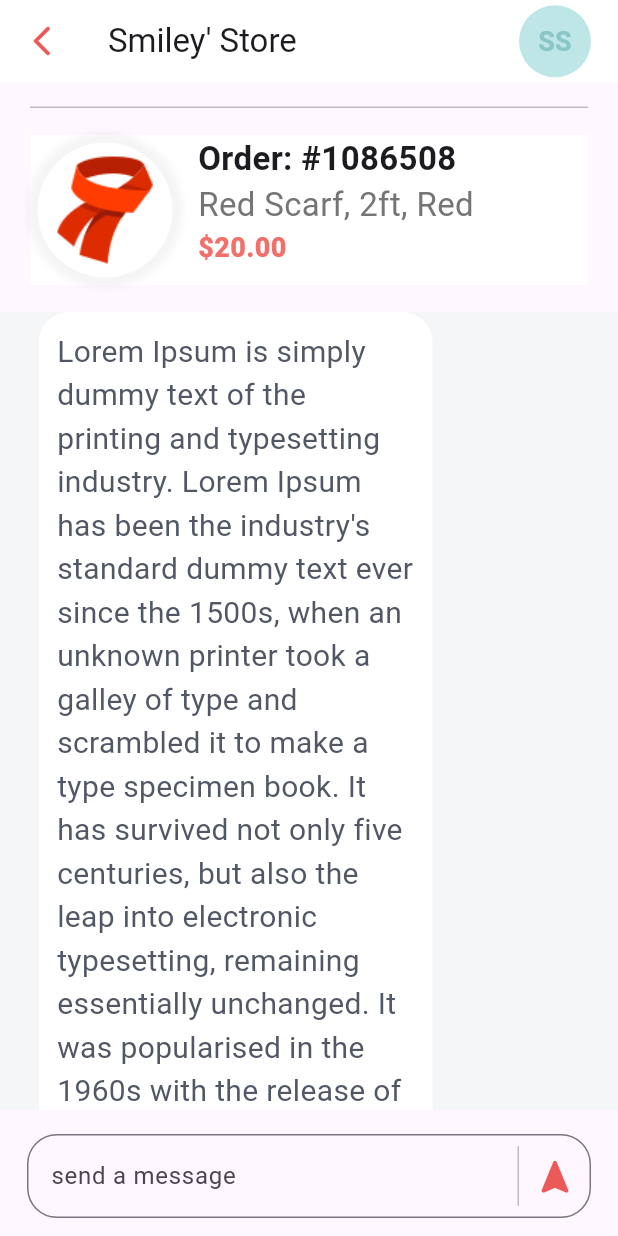
After one commit to youssefhedefa/e_commerce, a Flutter app: the ChatView screen opened by its route, on a phone screen of 412 x 824 dp. The commit adds this screen. Run offline on Flutter 3.47's test engine with Material 2 defaults, Android fonts, the phone set to English and light mode, and no system bars; our stand-ins replace bloc, dartz, firebase_auth, firebase_core, flutter_bloc, modal_progress_hud_nsn and 1 more; accounts and stored records are empty.

Commit message:
complete chat ui

```diff
--- a/lib/core/utils/const.dart
+++ b/lib/core/utils/const.dart
@@ -6,4 +6,5 @@ class Constants
   static const signInView = 'sign in';
   static const baseColor = Colors.deepPurple;
   static const baseUrl = 'https://student.valuxapps.com/api/';
+  static const message = 'Lorem Ipsum is simply dummy text of the printing and typesetting industry. Lorem Ipsum has been the industry\'s standard dummy text ever since the 1500s, when an unknown printer took a galley of type and scrambled it to make a type specimen book. It has survived not only five centuries, but also the leap into electronic typesetting, remaining essentially unchanged. It was popularised in the 1960s with the release of Elettra sheets containing Lorem Ipsum passages, and more recently with desktop publishing software like Aldus PageMaker including versions of Lorem Ipsum.';
 }
--- a/lib/core/utils/my_routes.dart
+++ b/lib/core/utils/my_routes.dart
@@ -1,5 +1,6 @@
 import 'package:e_commerce/features/home/presentation/views/home_view.dart';
 import 'package:e_commerce/features/messages/presentation/views/message_view.dart';
+import 'package:e_commerce/features/messages/presentation/views/chat_view.dart';
 import 'package:e_commerce/features/onBoarding/presentation/views/on_boarding_view.dart';
 import 'package:e_commerce/features/registration/presentation/views/log_in_view.dart';
 import 'package:e_commerce/features/registration/presentation/views/sign_in_view.dart';
@@ -15,6 +16,7 @@ class MyRoutes {
   static const homeView = '/home';
   static const searchView = '/search';
   static const messageView = '/message';
+  static const chatView = '/chat';
 
 
   static Route<dynamic> generateRoute(RouteSettings settings) {
@@ -58,6 +60,11 @@ class MyRoutes {
           child: const MessageView(),
           axisDirection: AxisDirection.down,
         );
+      case chatView:
+        return CustomPageRoute(
+          child: const ChatView(),
+          axisDirection: AxisDirection.left,
+        );
     }
 
     return MaterialPageRoute(
--- /dev/null
+++ b/lib/features/messages/presentation/views/chat_view.dart
@@ -0,0 +1,35 @@
+import 'package:e_commerce/core/utils/mobile_dimensions.dart';
+import 'package:e_commerce/features/cart/presentation/views/widgets/custom_divider.dart';
+import 'package:flutter/material.dart';
+import 'widgets/chat_body.dart';
+import 'widgets/custom_message_app_bar.dart';
+import 'widgets/order_item.dart';
+
+class ChatView extends StatelessWidget {
+  const ChatView({Key? key}) : super(key: key);
+
+  @override
+  Widget build(BuildContext context) {
+    return Scaffold(
+      appBar: const CustomMessageAppBar(),
+      body: Column(
+        crossAxisAlignment: CrossAxisAlignment.start,
+        children: [
+          const SizedBox(
+            height: 16,
+          ),
+          Padding(
+            padding: const EdgeInsets.symmetric(horizontal: 20.0),
+            child:
+                CustomDivider(width: MobileDimensions.getWidth(context) - 40),
+          ),
+          const Padding(
+            padding: EdgeInsets.symmetric(horizontal: 20.0),
+            child: OrderItem(),
+          ),
+          const ChatBody(),
+        ],
+      ),
+    );
+  }
+}
--- /dev/null
+++ b/lib/features/messages/presentation/views/widgets/chat_body.dart
@@ -0,0 +1,30 @@
+import 'package:flutter/material.dart';
+
+import 'custom_send_field.dart';
+import 'message_list.dart';
+
+class ChatBody extends StatelessWidget {
+  const ChatBody({Key? key}) : super(key: key);
+
+  @override
+  Widget build(BuildContext context) {
+    return Expanded(
+      child: Column(
+        mainAxisSize: MainAxisSize.max,
+        children: [
+          Expanded(
+            child: Stack(
+              children: [
+                Container(
+                  color: const Color.fromRGBO(245, 246, 248, 1),
+                ),
+                const MessageList(),
+              ],
+            ),
+          ),
+          const CustomSendField(),
+        ],
+      ),
+    );
+  }
+}
--- a/lib/features/messages/presentation/views/widgets/custom_chat_item.dart
+++ b/lib/features/messages/presentation/views/widgets/custom_chat_item.dart
@@ -1,3 +1,5 @@
+import 'package:e_commerce/core/utils/const.dart';
+import 'package:e_commerce/core/utils/my_routes.dart';
 import 'package:flutter/material.dart';
 
 class CustomChatItem extends StatelessWidget {
@@ -10,9 +12,13 @@ class CustomChatItem extends StatelessWidget {
 
   @override
   Widget build(BuildContext context) {
-    const message = 'Lorem Ipsum is simply dummy text of the printing and typesetting industry. Lorem Ipsum has been the industry\'s standard dummy text ever since the 1500s, when an unknown printer took a galley of type and scrambled it to make a type specimen book. It has survived not only five centuries, but also the leap into electronic typesetting, remaining essentially unchanged. It was popularised in the 1960s with the release of Elettra sheets containing Lorem Ipsum passages, and more recently with desktop publishing software like Aldus PageMaker including versions of Lorem Ipsum.';
+    const message = Constants.message;
     return Padding(
       padding: const EdgeInsets.symmetric(vertical: 18.0),
+      child: GestureDetector(
+        onTap: (){
+          Navigator.pushNamed(context, MyRoutes.chatView);
+        },
         child: Row(
           children: [
             CircleAvatar(
@@ -74,6 +80,7 @@ class CustomChatItem extends StatelessWidget {
             ),
           ],
         ),
+      ),
     );
   }
 }
--- /dev/null
+++ b/lib/features/messages/presentation/views/widgets/custom_message_app_bar.dart
@@ -0,0 +1,52 @@
+import 'package:flutter/material.dart';
+
+class CustomMessageAppBar extends StatefulWidget implements PreferredSizeWidget {
+
+
+  const CustomMessageAppBar({super.key, });
+  @override
+  State<CustomMessageAppBar> createState() => _CustomMessageAppBarState();
+
+  @override
+  Size get preferredSize => const Size.fromHeight(55);
+}
+
+class _CustomMessageAppBarState extends State<CustomMessageAppBar> {
+
+  Size get preferredSize => const Size.fromHeight(55);
+
+  @override
+  Widget build(BuildContext context) {
+    return AppBar(
+      title: const Text('Smiley\' Store'),
+      leading:  GestureDetector(
+        onTap: () {
+          Navigator.pop(context);
+        },
+        child: const Icon(
+          Icons.arrow_back_ios_new_rounded,
+          color: Color.fromRGBO(236, 89, 89, 1),
+        ),
+      ),
+      backgroundColor: Colors.white,
+      surfaceTintColor: Colors.white,
+      actions: const [
+        Padding(
+          padding: EdgeInsets.only(right: 18.0),
+          child: CircleAvatar(
+            radius: 24,
+            backgroundColor: Color.fromRGBO(190, 230, 231, 1),
+            child: Text(
+              'SS',
+              style: TextStyle(
+                color: Color.fromRGBO(136, 199, 198, 1),
+                fontSize: 18,
+                fontWeight: FontWeight.w600,
+              ),
+            ),
+          ),
+        ),
+      ],
+    );
+  }
+}
--- /dev/null
+++ b/lib/features/messages/presentation/views/widgets/custom_send_field.dart
@@ -0,0 +1,61 @@
+import 'package:flutter/material.dart';
+
+class CustomSendField extends StatelessWidget {
+  const CustomSendField({
+    Key? key,
+  }) : super(key: key);
+
+  @override
+  Widget build(BuildContext context) {
+    return Padding(
+      padding: const EdgeInsets.only(
+        left: 18.0,
+        right: 18,
+        top: 16,
+        bottom: 12,
+      ),
+      child: Container(
+        constraints: const BoxConstraints(minHeight: 50),
+        child: TextField(
+          maxLines: null, // Set maxLines to null or any value greater than 1
+          // keyboardType: TextInputType.multiline,
+          // textInputAction: TextInputAction.newline,
+          // controller: cCubit.textController,
+          // focusNode: cCubit.focusNode,
+          // onSubmitted: (message) {
+          //   submittedButton(cCubit);
+          // },
+          decoration: InputDecoration(
+            border: OutlineInputBorder(borderRadius: BorderRadius.circular(20)),
+            focusedBorder: OutlineInputBorder(
+              borderRadius: BorderRadius.circular(20),
+              borderSide: const BorderSide(
+                color: Color.fromRGBO(236, 89, 89, 1),
+              ),
+            ),
+            suffixIcon: Row(
+              mainAxisAlignment: MainAxisAlignment.end,
+              mainAxisSize: MainAxisSize.min,
+              children: [
+                Container(
+                  height: 40,
+                  width: 1,
+                  color: Colors.grey.shade400,
+                ),
+                IconButton(
+                  onPressed: () {},
+                  icon: const Icon(
+                    Icons.navigation_rounded,
+                    color: Color.fromRGBO(236, 89, 89, 1),
+                    size: 30,
+                  ),
+                ),
+              ],
+            ),
+            hintText: 'send a message',
+          ),
+        ),
+      ),
+    );
+  }
+}
--- /dev/null
+++ b/lib/features/messages/presentation/views/widgets/message_bubble.dart
@@ -0,0 +1,37 @@
+import 'package:e_commerce/core/utils/const.dart';
+import 'package:e_commerce/core/utils/mobile_dimensions.dart';
+import 'package:flutter/material.dart';
+
+class MessageBubble extends StatelessWidget {
+  const MessageBubble({Key? key}) : super(key: key);
+
+  @override
+  Widget build(BuildContext context) {
+    return Padding(
+      padding: const EdgeInsets.only(left: 26.0),
+      child: Container(
+        constraints: BoxConstraints(
+          maxWidth: MobileDimensions.getWidth(context) * 0.7,
+        ),
+        decoration: const BoxDecoration(
+          color: Colors.white,
+          borderRadius: BorderRadius.only(
+            topRight: Radius.circular(20),
+            topLeft: Radius.circular(20),
+            bottomRight: Radius.circular(20),
+          ),
+        ),
+        child: const Padding(
+          padding: EdgeInsets.all(12.0),
+          child: Text(
+            Constants.message,
+            style: TextStyle(
+              fontSize: 20,
+              color: Color.fromRGBO(81, 87, 101, 1),
+            ),
+          ),
+        ),
+      ),
+    );
+  }
+}
--- /dev/null
+++ b/lib/features/messages/presentation/views/widgets/message_list.dart
@@ -0,0 +1,24 @@
+import 'package:e_commerce/core/utils/mobile_dimensions.dart';
+import 'package:flutter/material.dart';
+
+import 'message_bubble.dart';
+
+class MessageList extends StatelessWidget {
+  const MessageList({Key? key}) : super(key: key);
+
+  @override
+  Widget build(BuildContext context) {
+    return Container(
+      constraints: BoxConstraints(
+        maxWidth: MobileDimensions.getWidth(context) * 0.7,
+      ),
+      child: ListView.separated(
+        itemBuilder: (context, index) => const MessageBubble(),
+        itemCount: 5,
+        separatorBuilder: (BuildContext context, int index) => const SizedBox(
+          height: 20,
+        ),
+      ),
+    );
+  }
+}
--- /dev/null
+++ b/lib/features/messages/presentation/views/widgets/order_item.dart
@@ -0,0 +1,74 @@
+import 'package:e_commerce/core/utils/mobile_dimensions.dart';
+import 'package:e_commerce/core/utils/my_assets.dart';
+import 'package:flutter/material.dart';
+
+class OrderItem extends StatelessWidget {
+  const OrderItem({Key? key}) : super(key: key);
+
+  @override
+  Widget build(BuildContext context) {
+    return Padding(
+      padding: const EdgeInsets.symmetric(vertical: 18.0),
+      child: Container(
+        width: MobileDimensions.getWidth(context) - 40,
+        height: 100,
+        color: Colors.white,
+        child: Row(
+          children: [
+            Container(
+              width: 100,
+              height: 90,
+              decoration: BoxDecoration(
+                shape: BoxShape.circle,
+                color: Colors.white,
+                boxShadow: [
+                  BoxShadow(
+                    color: Colors.grey.withOpacity(0.1),
+                    spreadRadius: 7,
+                    blurRadius: 3,
+                    offset: const Offset(0, 0), // changes position of shadow
+                  ),
+                ],
+                image: DecorationImage(
+                  image: AssetImage(MyAssets.scarf),
+                ),
+              ),
+            ),
+            const SizedBox(width: 12,),
+            Expanded(
+              child: Column(
+                crossAxisAlignment: CrossAxisAlignment.start,
+                mainAxisSize: MainAxisSize.max,
+                children: [
+                  const Text(
+                    'Order: #1086508',
+                    style: TextStyle(
+                      fontWeight: FontWeight.w700,
+                      fontSize: 22,
+                    ),
+                  ),
+                  Text(
+                    'Red Scarf, 2ft, Red',
+                    style: TextStyle(
+                      color: Colors.grey[600],
+                      fontWeight: FontWeight.w400,
+                      fontSize: 22,
+                    ),
+                  ),
+                  const Text(
+                    '\$20.00',
+                    style: TextStyle(
+                      fontWeight: FontWeight.w800,
+                      fontSize: 18,
+                      color: Color.fromRGBO(242, 111, 106, 1),
+                    ),
+                  ),
+                ],
+              ),
+            ),
+          ],
+        ),
+      ),
+    );
+  }
+}
```
Lines whose indentation alone changed are shown as unchanged.
